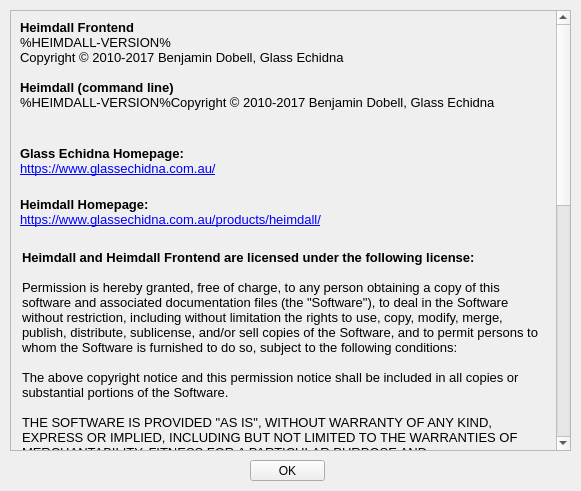
Above: heimdall-frontend/aboutform.ui from sounddrill31/Heimdall before the change. Below: the same form after it.
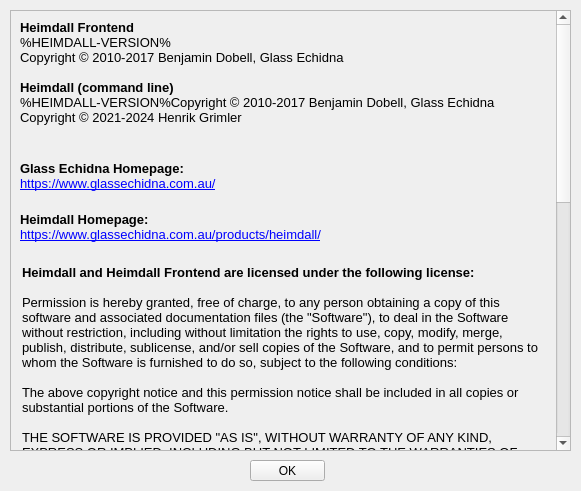
That is the form after the change.

Commit message: Add my copyright in LICENSE and printed copyright boilerplate

Diff of the .ui file:
```diff
--- a/heimdall-frontend/aboutform.ui
+++ b/heimdall-frontend/aboutform.ui
@@ -119,6 +119,7 @@
 &lt;p style=&quot;-qt-paragraph-type:empty; margin-top:0px; margin-bottom:0px; margin-left:0px; margin-right:0px; -qt-block-indent:0; text-indent:0px;&quot;&gt;&lt;/p&gt;
 &lt;p style=&quot; margin-top:0px; margin-bottom:0px; margin-left:0px; margin-right:0px; -qt-block-indent:0; text-indent:0px;&quot;&gt;&lt;span style=&quot; font-weight:600;&quot;&gt;Heimdall (command line)&lt;/span&gt;&lt;/p&gt;
 &lt;p style=&quot; margin-top:0px; margin-bottom:0px; margin-left:0px; margin-right:0px; -qt-block-indent:0; text-indent:0px;&quot;&gt;%HEIMDALL-VERSION%Copyright © 2010-2017 Benjamin Dobell, Glass Echidna&lt;/p&gt;
+&lt;p style=&quot; margin-top:0px; margin-bottom:0px; margin-left:0px; margin-right:0px; -qt-block-indent:0; text-indent:0px;&quot;&gt;Copyright © 2021-2024 Henrik Grimler&lt;/p&gt;
 &lt;p style=&quot;-qt-paragraph-type:empty; margin-top:0px; margin-bottom:0px; margin-left:0px; margin-right:0px; -qt-block-indent:0; text-indent:0px;&quot;&gt;&lt;/p&gt;&lt;/body&gt;&lt;/html&gt;</string>
          </property>
          <property name="textFormat">
```
The commit also changes 2 other files.
